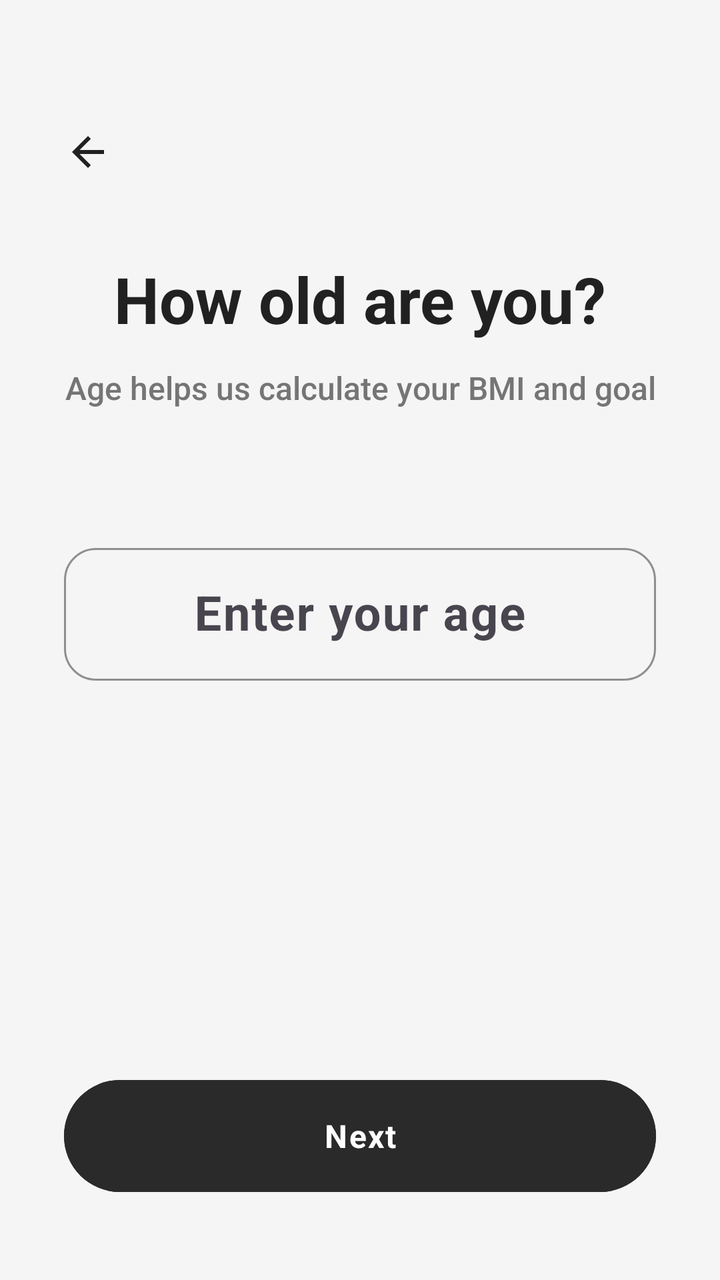
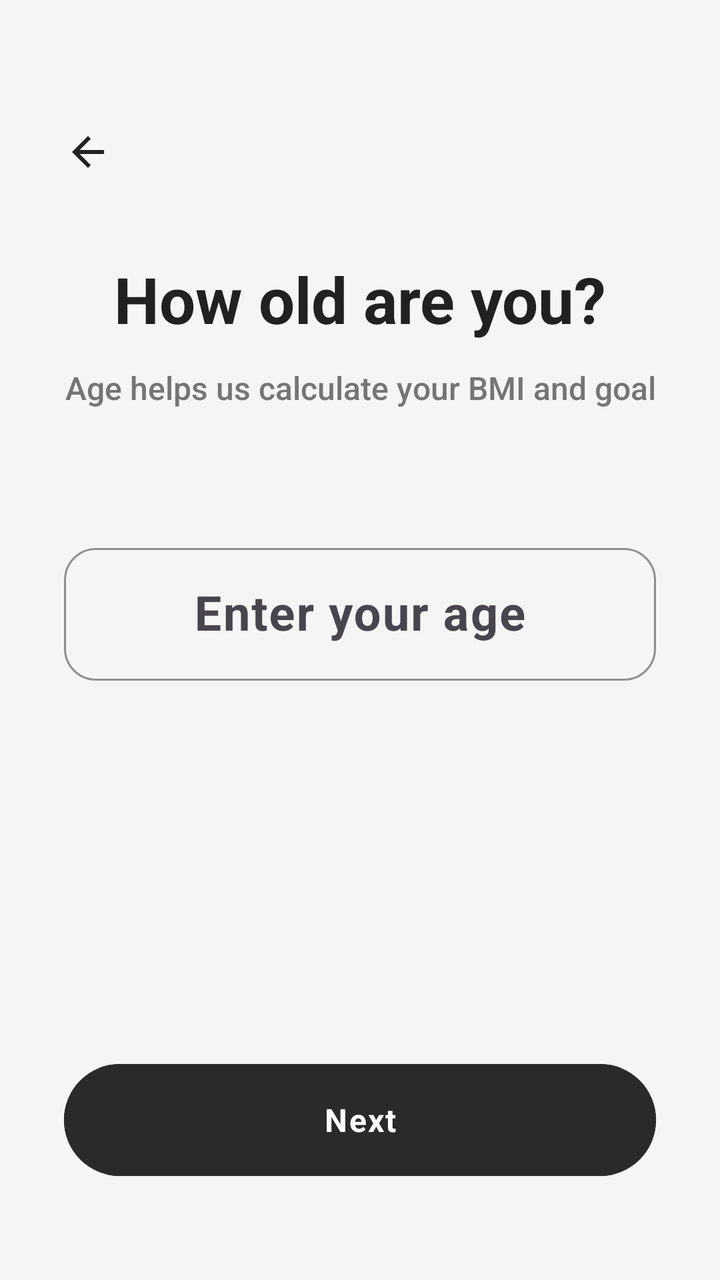

Two renders of the same Android screen: before a commit and after it. Below are the layout's source before the change and the commit's diff.
<!-- AndroidManifest.xml: application theme Theme.Nutriority -->
<!-- res/layout/fragment_age.xml -->
<?xml version="1.0" encoding="utf-8"?>
<androidx.constraintlayout.widget.ConstraintLayout xmlns:android="http://schemas.android.com/apk/res/android"
    xmlns:app="http://schemas.android.com/apk/res-auto"
    xmlns:tools="http://schemas.android.com/tools"
    android:layout_width="match_parent"
    android:layout_height="match_parent"
    android:background="@color/app_background"
    tools:context=".ui.onboarding.screens.AgeFragment">

    
    <LinearLayout
        android:id="@+id/header_container"
        android:layout_width="match_parent"
        android:layout_height="wrap_content"
        android:orientation="vertical"
        android:paddingHorizontal="24dp"
        android:paddingTop="56dp"
        android:paddingBottom="16dp"
        app:layout_constraintTop_toTopOf="parent">

        <ImageView
            android:id="@+id/backButton"
            android:layout_width="40dp"
            android:layout_height="40dp"
            android:importantForAccessibility="no"
            android:padding="8dp"
            android:clickable="true"
            android:focusable="true"
            android:src="@drawable/ic_arrow_back"
            app:tint="#212121" />

        <TextView
            android:id="@+id/titleTextView"
            android:layout_width="match_parent"
            android:layout_height="wrap_content"
            android:layout_marginTop="32dp"
            android:fontFamily="sans-serif"
            android:textStyle="bold"
            android:gravity="center_horizontal"
            android:text="How old are you?"
            android:textColor="#212121"
            android:textSize="32sp"
            app:autoSizeTextType="uniform"
            app:autoSizeMinTextSize="24sp"
            app:autoSizeMaxTextSize="32sp" />

        <TextView
            android:id="@+id/subtitleTextView"
            android:layout_width="match_parent"
            android:layout_height="wrap_content"
            android:layout_marginTop="12dp"
            android:fontFamily="sans-serif-medium"
            android:gravity="center_horizontal"
            android:text="Age helps us calculate your BMI and goal"
            android:textColor="#757575"
            android:textSize="16sp"
            app:autoSizeTextType="uniform"
            app:autoSizeMinTextSize="12sp"
            app:autoSizeMaxTextSize="16sp" />
    </LinearLayout>

    <androidx.core.widget.NestedScrollView
        android:layout_width="0dp"
        android:layout_height="0dp"
        android:clipToPadding="false"
        android:paddingBottom="100dp"
        app:layout_constraintBottom_toBottomOf="parent"
        app:layout_constraintEnd_toEndOf="parent"
        app:layout_constraintStart_toStartOf="parent"
        app:layout_constraintTop_toBottomOf="@id/header_container">

        <LinearLayout
            android:layout_width="match_parent"
            android:layout_height="wrap_content"
            android:orientation="vertical"
            android:paddingHorizontal="32dp"
            android:paddingTop="48dp">

            
            <com.google.android.material.textfield.TextInputLayout
                android:id="@+id/ageInputLayout"
                style="@style/Widget.Material3.TextInputLayout.OutlinedBox"
                android:layout_width="match_parent"
                android:layout_height="wrap_content"
                android:hint="Enter your age"
                app:boxCornerRadiusBottomEnd="16dp"
                app:boxCornerRadiusBottomStart="16dp"
                app:boxCornerRadiusTopEnd="16dp"
                app:boxCornerRadiusTopStart="16dp"
                app:boxStrokeColor="@color/green"
                app:hintTextColor="@color/green"
                app:errorEnabled="true"
                app:errorIconDrawable="@null">

                <com.google.android.material.textfield.TextInputEditText
                    android:id="@+id/ageInput"
                    android:layout_width="match_parent"
                    android:layout_height="wrap_content"
                    android:fontFamily="sans-serif"
                    android:textStyle="bold"
                    android:gravity="center"
                    android:imeOptions="actionNext"
                    android:inputType="number"
                    android:maxLength="3"
                    android:maxLines="1"
                    android:textColor="#212121"
                    android:textSize="24sp" />

            </com.google.android.material.textfield.TextInputLayout>

        </LinearLayout>
    </androidx.core.widget.NestedScrollView>

    <com.google.android.material.button.MaterialButton
        android:id="@+id/nextButton"
        android:layout_width="match_parent"
        android:layout_height="64dp"
        android:layout_marginHorizontal="32dp"
        android:layout_marginBottom="40dp"
        android:backgroundTint="@color/primary_dark"
        android:fontFamily="sans-serif"
        android:textStyle="bold"
        android:textColor="@color/white"
        android:text="@string/action_next"
        android:textSize="16sp"
        android:letterSpacing="0.05"
        app:cornerRadius="32dp"
        app:layout_constraintBottom_toBottomOf="parent" />

</androidx.constraintlayout.widget.ConstraintLayout>
<!-- resources referenced by this layout -->
<resources>
  <color name="app_background">#F5F5F5</color>
  <color name="green">#00A78B</color>
  <color name="primary_dark">#2A2A2A</color>
  <color name="white">#FFFFFFFF</color>
  <!-- drawable ic_arrow_back (drawable) -->
  <vector xmlns:android="http://schemas.android.com/apk/res/android" android:autoMirrored="true" android:height="32dp" android:tint="#000000" android:viewportHeight="24" android:viewportWidth="24" android:width="32dp">
        
      <path android:fillColor="@android:color/white" android:pathData="M20,11H7.83l5.59,-5.59L12,4l-8,8 8,8 1.41,-1.41L7.83,13H20v-2z"/>
      
  </vector>
  <string name="action_next">Next</string>
  <style name="Theme.Nutriority" parent="Base.Theme.Nutriority" />
  <style name="Base.Theme.Nutriority" parent="Theme.Material3.Light.NoActionBar">
          <item name="android:windowBackground">#F5F5F5</item>
          <item name="android:windowDrawsSystemBarBackgrounds">true</item>
          <item name="android:statusBarColor">@android:color/transparent</item>
          <item name="android:windowLightStatusBar">true</item>
          <item name="android:navigationBarColor">@android:color/transparent</item>
          <item name="android:windowLightNavigationBar" tools:ignore="NewApi">true</item>
          <item name="android:enforceNavigationBarContrast" tools:ignore="NewApi">false</item>
      </style>
</resources>

<!-- the commit's change to res/layout/fragment_age.xml (unified diff, before → after) -->
@@ -116,7 +116,7 @@
         android:layout_width="match_parent"
         android:layout_height="64dp"
         android:layout_marginHorizontal="32dp"
-        android:layout_marginBottom="40dp"
+        android:layout_marginBottom="48dp"
         android:backgroundTint="@color/primary_dark"
         android:fontFamily="sans-serif"
         android:textStyle="bold"
